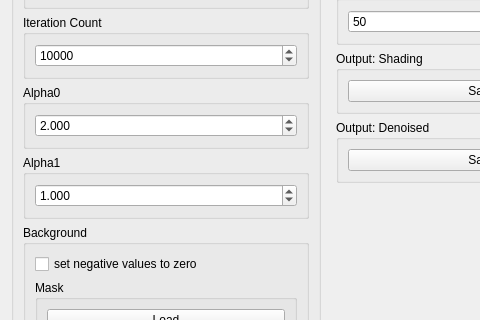
This is source/modules/tgv_deshade/TGVDeshadeWidget.ui in josefkoller/ambient_image_processor as Qt 5 draws it before an edit; both pictures show x 0 to 480 and y 95 to 415 of the 648 by 645 pixel window. The edited form follows.
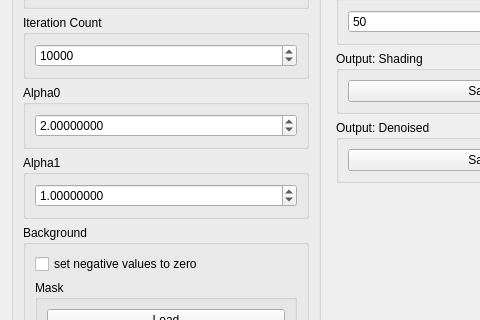
This is the edited form.

What changed in the file:
```diff
--- a/source/modules/tgv_deshade/TGVDeshadeWidget.ui
+++ b/source/modules/tgv_deshade/TGVDeshadeWidget.ui
@@ -82,7 +82,7 @@
          <item>
           <widget class="QDoubleSpinBox" name="alpha0_spinbox">
            <property name="decimals">
-            <number>3</number>
+            <number>8</number>
            </property>
            <property name="maximum">
             <double>99999999999.000000000000000</double>
@@ -107,7 +107,7 @@
          <item>
           <widget class="QDoubleSpinBox" name="alpha1_spinbox">
            <property name="decimals">
-            <number>3</number>
+            <number>8</number>
            </property>
            <property name="maximum">
             <double>999999999999.000000000000000</double>
```
Left out of the diff: 10 changed lines with no effect on the pictures.
